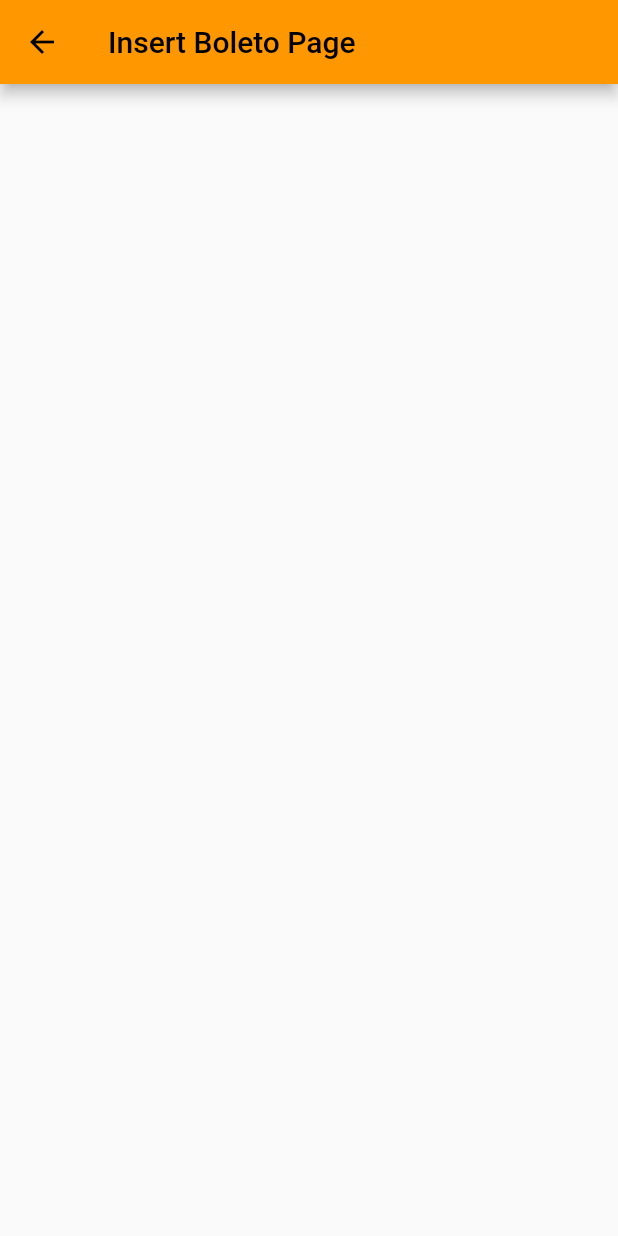
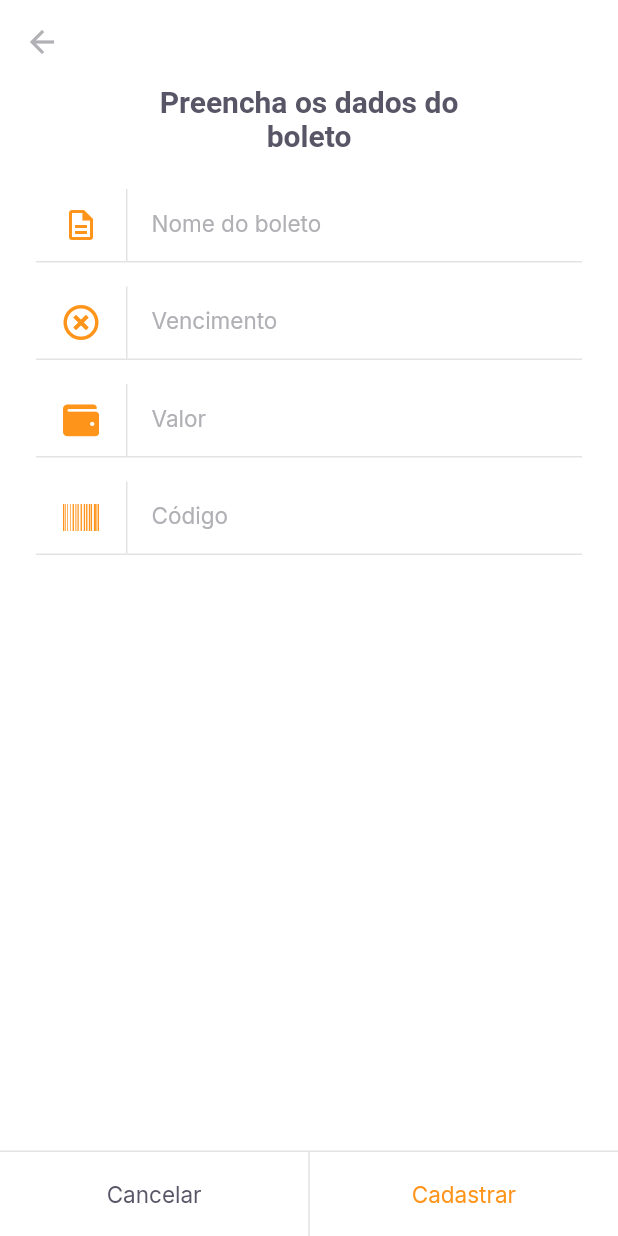
Before and after one commit to oapmartins/payflow, a Flutter app: the InsertBoletoPage screen opened by its route, on a phone screen of 412 x 824 dp. Run offline on Flutter 3.47's test engine with Material 2 defaults, Android fonts, the phone set to English and light mode, and no system bars; our stand-ins replace camera, firebase_core, font_awesome_flutter, google_fonts, google_sign_in, image_picker and 1 more; missing offline and left inert: google_ml_kit; accounts and stored records are empty.

Commit message:
Adicionando e Finalizando o front da tela de insert dos boletos

```diff
--- a/lib/modules/home/home_page.dart
+++ b/lib/modules/home/home_page.dart
@@ -72,7 +72,8 @@ class _HomePageState extends State<HomePage> {
             ),
             GestureDetector(
               onTap: () {
-                Navigator.pushNamed(context, '/barcode_scanner');
+                // Navigator.pushNamed(context, '/barcode_scanner');
+                Navigator.pushNamed(context, '/insert_boleto');
               },
               child: Container(
                 height: 56,
--- a/lib/modules/insert_boleto/insert_boleto_page.dart
+++ b/lib/modules/insert_boleto/insert_boleto_page.dart
@@ -1,4 +1,9 @@
 import 'package:flutter/material.dart';
+import 'package:font_awesome_flutter/font_awesome_flutter.dart';
+import 'package:payflow/shared/themes/app_colors.dart';
+import 'package:payflow/shared/themes/app_text_styles.dart';
+import 'package:payflow/shared/widgets/input_text/input_text_widget.dart';
+import 'package:payflow/shared/widgets/set_label_buttons/set_label_buttons.dart';
 
 class InsertBoletoPage extends StatelessWidget {
   const InsertBoletoPage({Key? key}) : super(key: key);
@@ -6,7 +11,58 @@ class InsertBoletoPage extends StatelessWidget {
   @override
   Widget build(BuildContext context) {
     return Scaffold(
-      appBar: AppBar(title: const Text('Insert Boleto Page')),
+      backgroundColor: AppColors.background,
+      appBar: AppBar(
+          backgroundColor: AppColors.background,
+          elevation: 0,
+          leading: BackButton(
+            color: AppColors.input,
+          )),
+      body: Padding(
+        padding: const EdgeInsets.symmetric(horizontal: 24),
+        child: Column(
+          crossAxisAlignment: CrossAxisAlignment.center,
+          children: [
+            Padding(
+              padding: const EdgeInsets.symmetric(horizontal: 70),
+              child: Text(
+                'Preencha os dados do boleto',
+                style: TextStyles.titleBoldHeading,
+                textAlign: TextAlign.center,
+              ),
+            ),
+            SizedBox(
+              height: 24,
+            ),
+            InputTextWidget(
+              label: 'Nome do boleto',
+              icon: Icons.description_outlined,
+              onChanged: (value) {},
+            ),
+            InputTextWidget(
+                label: 'Vencimento',
+                icon: FontAwesomeIcons.timesCircle,
+                onChanged: (value) {}),
+            InputTextWidget(
+                label: 'Valor',
+                icon: FontAwesomeIcons.wallet,
+                onChanged: (value) {}),
+            InputTextWidget(
+                label: 'Código',
+                icon: FontAwesomeIcons.barcode,
+                onChanged: (value) {}),
+          ],
+        ),
+      ),
+      bottomNavigationBar: SetLabelButtons(
+        enableSecondaryColor: true,
+        primaryLabel: 'Cancelar',
+        primaryOnPressed: () {
+          Navigator.pop(context);
+        },
+        secondaryLabel: 'Cadastrar',
+        secondaryOnPressed: () {},
+      ),
     );
   }
 }
--- a/lib/shared/themes/app_colors.dart
+++ b/lib/shared/themes/app_colors.dart
@@ -9,4 +9,5 @@ class AppColors {
   static const stroke = Color(0xFFE3E3E6);
   static const shape = Color(0xFFFAFAFC);
   static const background = Color(0xFFFFFFFF);
+  static const input = Color(0xFFB1B0B5);
 }
--- a/lib/shared/themes/app_text_styles.dart
+++ b/lib/shared/themes/app_text_styles.dart
@@ -78,6 +78,13 @@ class TextStyles {
     fontWeight: FontWeight.w700,
     color: AppColors.background,
   );
+
+  static final input = GoogleFonts.inter(
+    fontSize: 15,
+    fontWeight: FontWeight.w400,
+    color: AppColors.input,
+  );
+
   static final captionBackground = GoogleFonts.inter(
     fontSize: 13,
     fontWeight: FontWeight.w400,
--- /dev/null
+++ b/lib/shared/widgets/input_text/input_text_widget.dart
@@ -0,0 +1,69 @@
+import 'package:flutter/material.dart';
+
+import 'package:payflow/shared/themes/app_colors.dart';
+import 'package:payflow/shared/themes/app_text_styles.dart';
+
+class InputTextWidget extends StatelessWidget {
+  final String label;
+  final IconData icon;
+  final String? initialValue;
+  final String? Function(String?)? validator;
+  final TextEditingController? controller;
+  final void Function(String value) onChanged;
+
+  const InputTextWidget({
+    Key? key,
+    required this.label,
+    required this.icon,
+    this.initialValue,
+    this.validator,
+    this.controller,
+    required this.onChanged,
+  }) : super(key: key);
+
+  @override
+  Widget build(BuildContext context) {
+    return Padding(
+      padding: const EdgeInsets.only(bottom: 16),
+      child: Column(
+        children: [
+          TextFormField(
+            initialValue: initialValue,
+            validator: validator,
+            onChanged: onChanged,
+            controller: controller,
+            style: TextStyles.input,
+            decoration: InputDecoration(
+              contentPadding: EdgeInsets.zero,
+              labelText: label,
+              labelStyle: TextStyles.input,
+              icon: Row(
+                mainAxisSize: MainAxisSize.min,
+                children: [
+                  Padding(
+                    padding: const EdgeInsets.symmetric(horizontal: 18),
+                    child: Icon(
+                      icon,
+                      color: AppColors.primary,
+                    ),
+                  ),
+                  Container(
+                    height: 48,
+                    width: 1,
+                    color: AppColors.stroke,
+                  )
+                ],
+              ),
+              border: InputBorder.none,
+            ),
+          ),
+          Divider(
+            height: 1,
+            thickness: 1,
+            color: AppColors.stroke,
+          )
+        ],
+      ),
+    );
+  }
+}
--- a/lib/shared/widgets/set_label_buttons/set_label_buttons.dart
+++ b/lib/shared/widgets/set_label_buttons/set_label_buttons.dart
@@ -11,6 +11,7 @@ class SetLabelButtons extends StatelessWidget {
   final String secondaryLabel;
   final VoidCallback secondaryOnPressed;
   final bool enablePrimaryColor;
+  final bool enableSecondaryColor;
 
   const SetLabelButtons({
     Key? key,
@@ -19,12 +20,23 @@ class SetLabelButtons extends StatelessWidget {
     required this.secondaryLabel,
     required this.secondaryOnPressed,
     this.enablePrimaryColor = false,
+    this.enableSecondaryColor = false,
   }) : super(key: key);
 
   @override
   Widget build(BuildContext context) {
     return Container(
-      color: AppColors.shape,
+      color: AppColors.background,
+      height: 57,
+      child: Column(
+        mainAxisSize: MainAxisSize.min,
+        children: [
+          Divider(
+            thickness: 1,
+            height: 1,
+            color: AppColors.stroke,
+          ),
+          Container(
             height: 56,
             child: Row(
               children: [
@@ -40,6 +52,11 @@ class SetLabelButtons extends StatelessWidget {
                   child: LabelButton(
                     label: secondaryLabel,
                     onPressed: secondaryOnPressed,
+                    style:
+                        enableSecondaryColor ? TextStyles.buttonPrimary : null,
+                  ),
+                ),
+              ],
             ),
           ),
         ],
--- a/pubspec.yaml
+++ b/pubspec.yaml
@@ -43,6 +43,7 @@ dependencies:
   camera: ^0.8.1+3
   image_picker: ^0.8.0+4
   image_picker_for_web: ^2.0.0
+  font_awesome_flutter: ^9.2.0
 
 dev_dependencies:
   flutter_test:
```
Also changed, not shown: pubspec.lock. Lines whose indentation alone changed are shown as unchanged.
